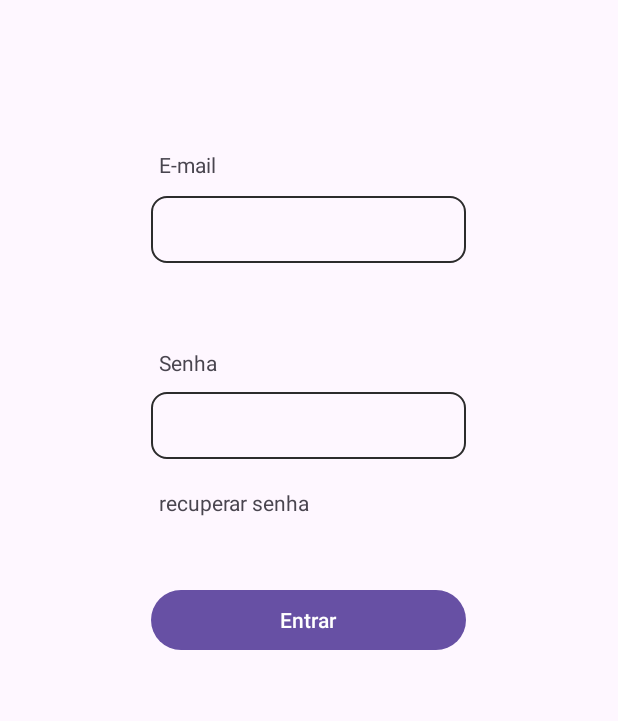
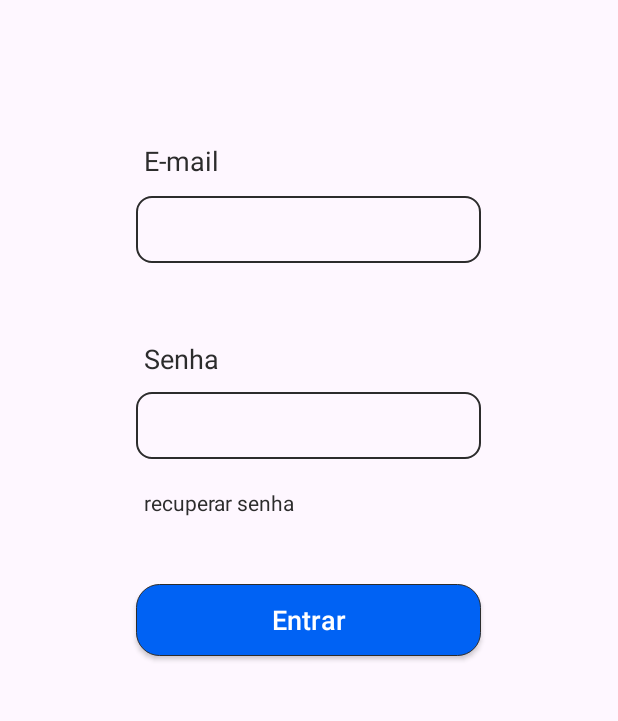
Before and after one commit to roberto08ws/prova-4, an Android app: the screen it shows after launch (MainActivity), on a phone screen of 412 x 824 dp, the part 390-1111 px from its top. Run offline under Robolectric (Android 15) with nearby library versions, the phone set to English and light mode, and no system bars.

Commit message:
Alterações no design tela login shape adicionados ao seus respectivos shapes do drawable

```diff
--- a/app/src/main/res/drawable/shape_btn.xml
+++ b/app/src/main/res/drawable/shape_btn.xml
@@ -2,7 +2,8 @@
 <shape xmlns:android="http://schemas.android.com/apk/res/android">
 
     <corners android:radius="15dp"/>
-    <solid android:color="@color/azul"/>
+    <solid android:color="#0062F4"/>
+    <stroke android:color="@color/black" android:width="0.5dp"/>
 
 
 </shape>
--- /dev/null
+++ b/app/src/main/res/drawable/shape_item_list.xml
@@ -0,0 +1,4 @@
+<?xml version="1.0" encoding="utf-8"?>
+<shape xmlns:android="http://schemas.android.com/apk/res/android">
+
+</shape>
--- a/app/src/main/res/layout/activity_main.xml
+++ b/app/src/main/res/layout/activity_main.xml
@@ -37,6 +37,8 @@
         android:layout_width="wrap_content"
         android:layout_height="wrap_content"
         android:text="E-mail"
+        android:textSize="18sp"
+        android:textColor="@color/black"
         android:layout_marginStart="5dp"
         app:layout_constraintBottom_toTopOf="@+id/edtEmail"
         app:layout_constraintEnd_toEndOf="parent"
@@ -47,7 +49,7 @@
 
     <EditText
         android:id="@+id/edtEmail"
-        android:layout_width="210dp"
+        android:layout_width="230dp"
         android:layout_height="wrap_content"
         android:ems="10"
         android:background="@drawable/shape_edt"
@@ -64,7 +66,9 @@
         android:layout_width="wrap_content"
         android:layout_height="wrap_content"
         android:text="Senha"
+        android:textSize="18dp"
         android:layout_marginStart="5dp"
+        android:textColor="@color/black"
         app:layout_constraintBottom_toTopOf="@+id/edtSenha"
         app:layout_constraintEnd_toEndOf="parent"
         app:layout_constraintHorizontal_bias="0.0"
@@ -74,7 +78,7 @@
 
     <EditText
         android:id="@+id/edtSenha"
-        android:layout_width="210dp"
+        android:layout_width="230dp"
         android:layout_height="wrap_content"
         android:ems="10"
         android:background="@drawable/shape_edt"
@@ -86,11 +90,15 @@
         app:layout_constraintTop_toBottomOf="@+id/edtEmail"
         app:layout_constraintVertical_bias="0.25" />
 
-    <Button
+    <androidx.appcompat.widget.AppCompatButton
         android:id="@+id/btnEntrar"
-        android:layout_width="210dp"
+        android:layout_width="230dp"
         android:layout_height="wrap_content"
         android:text="Entrar"
+        android:textSize="18sp"
+        android:textColor="@color/white"
+        android:textAllCaps="false"
+        android:background="@drawable/shape_btn"
         app:layout_constraintBottom_toBottomOf="parent"
         app:layout_constraintEnd_toEndOf="parent"
         app:layout_constraintHorizontal_bias="0.498"
@@ -103,6 +111,7 @@
         android:layout_width="wrap_content"
         android:layout_height="wrap_content"
         android:text="recuperar senha"
+        android:textColor="@color/black"
         android:layout_marginStart="5dp"
         app:layout_constraintBottom_toBottomOf="parent"
         app:layout_constraintEnd_toEndOf="parent"
```
